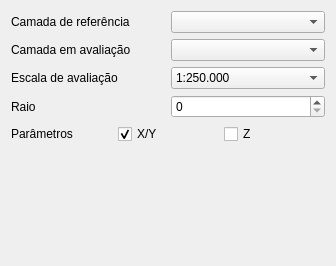
piangers/ControlTypePoint, file dlg.ui: the form before one commit.
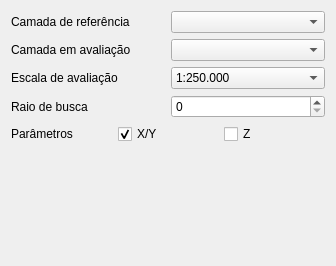
The form after the commit. Custom widgets are drawn as their Qt base class.

What changed in the file:
```diff
--- a/dlg.ui
+++ b/dlg.ui
@@ -105,7 +105,7 @@
      <item>
       <widget class="QLabel" name="label_5">
        <property name="text">
-        <string>Raio</string>
+        <string>Raio de busca</string>
        </property>
       </widget>
      </item>
```
